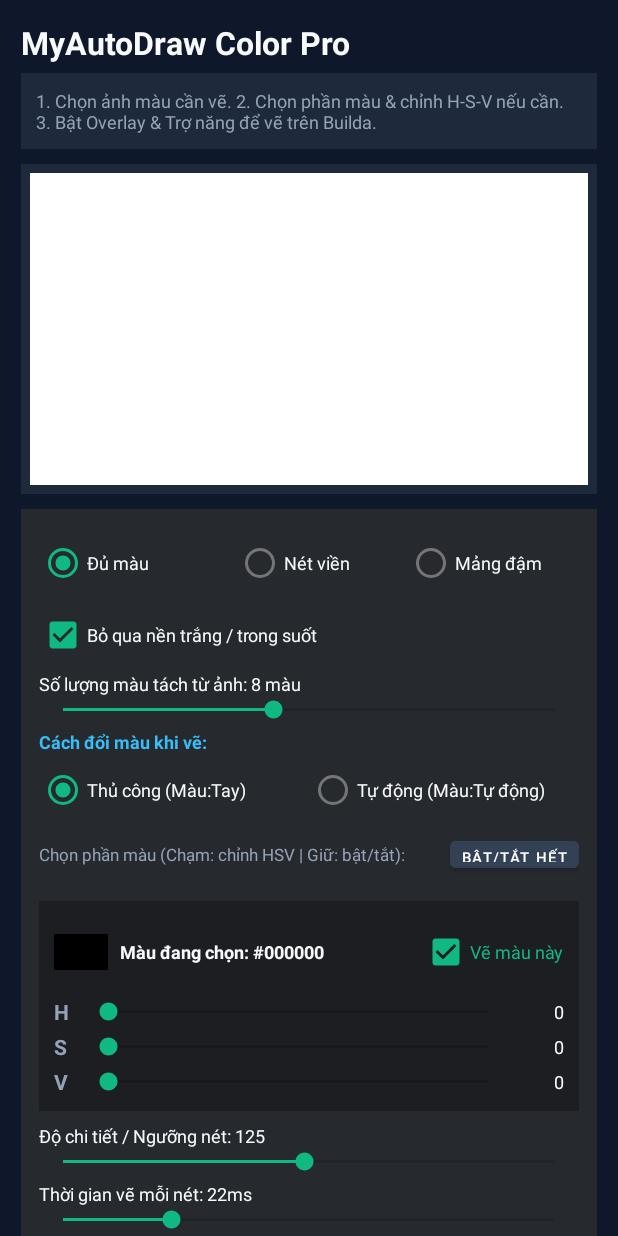
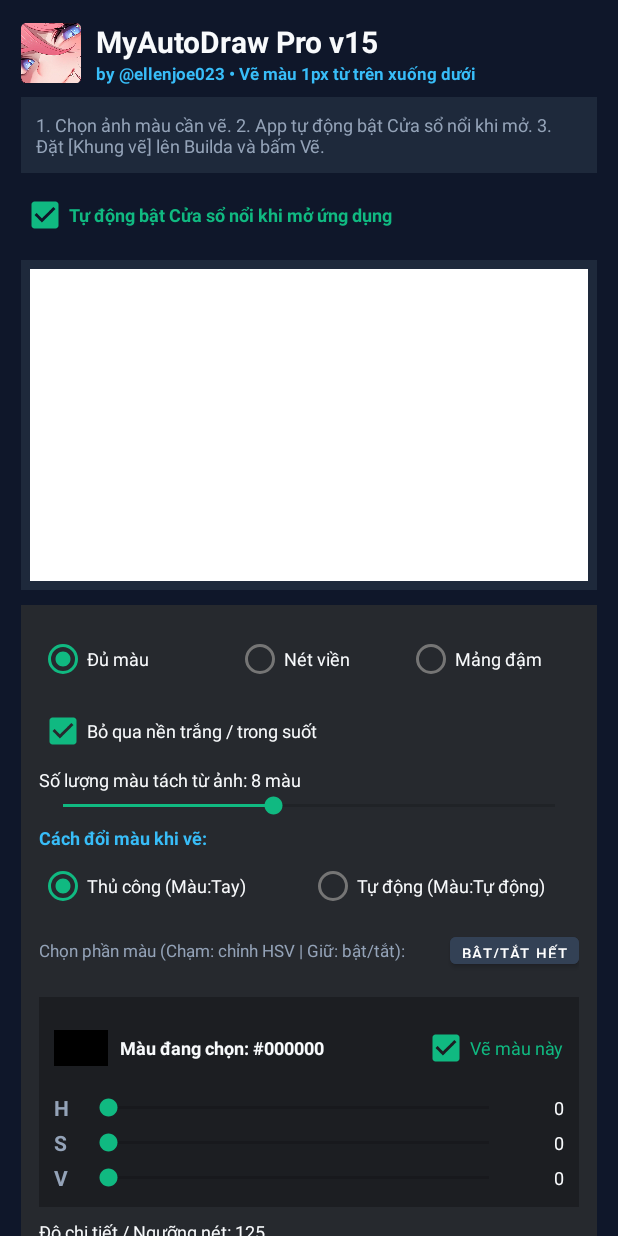
Before and after one commit to kaiMC098/AutoDraw-Pro-v15, an Android app: the screen it shows after launch (MainActivity), on a phone screen of 412 x 824 dp. Run offline under Robolectric (Android 15) with nearby library versions, the phone set to English and light mode, and no system bars; 2 statements that could not run were skipped.

Commit message:
Update activity_main.xml

```diff
--- a/app/src/main/res/layout/activity_main.xml
+++ b/app/src/main/res/layout/activity_main.xml
@@ -1,8 +1,15 @@
 <ScrollView xmlns:android="http://schemas.android.com/apk/res/android" android:layout_width="match_parent" android:layout_height="match_parent" android:background="@color/bgDark" android:fillViewport="true">
 <LinearLayout android:layout_width="match_parent" android:layout_height="wrap_content" android:orientation="vertical" android:padding="14dp">
-<TextView android:layout_width="wrap_content" android:layout_height="wrap_content" android:text="MyAutoDraw Color Pro" android:textColor="@color/textLight" android:textSize="21sp" android:textStyle="bold"/>
-<TextView android:id="@+id/txtInfo" android:layout_width="match_parent" android:layout_height="wrap_content" android:layout_marginTop="6dp" android:background="@color/cardDark" android:padding="10dp" android:text="1. Chọn ảnh màu cần vẽ. 2. Chọn phần màu &amp; chỉnh H-S-V nếu cần. 3. Bật Overlay &amp; Trợ năng để vẽ trên Builda." android:textColor="@color/textMuted" android:textSize="12sp"/>
-<FrameLayout android:layout_width="match_parent" android:layout_height="220dp" android:layout_marginTop="10dp" android:background="@color/cardDark" android:padding="6dp">
+<LinearLayout android:layout_width="match_parent" android:layout_height="wrap_content" android:gravity="center_vertical" android:orientation="horizontal">
+<ImageView android:layout_width="40dp" android:layout_height="40dp" android:contentDescription="App Avatar" android:src="@mipmap/ic_launcher_round"/>
+<LinearLayout android:layout_width="0dp" android:layout_height="wrap_content" android:layout_marginStart="10dp" android:layout_weight="1" android:orientation="vertical">
+<TextView android:layout_width="wrap_content" android:layout_height="wrap_content" android:text="MyAutoDraw Pro v15" android:textColor="@color/textLight" android:textSize="20sp" android:textStyle="bold"/>
+<TextView android:layout_width="wrap_content" android:layout_height="wrap_content" android:text="by @ellenjoe023 • Vẽ màu 1px từ trên xuống dưới" android:textColor="#38BDF8" android:textSize="11sp" android:textStyle="bold"/>
+</LinearLayout>
+</LinearLayout>
+<TextView android:id="@+id/txtInfo" android:layout_width="match_parent" android:layout_height="wrap_content" android:layout_marginTop="8dp" android:background="@color/cardDark" android:padding="10dp" android:text="1. Chọn ảnh màu cần vẽ. 2. App tự động bật Cửa sổ nổi khi mở. 3. Đặt [Khung vẽ] lên Builda và bấm Vẽ." android:textColor="@color/textMuted" android:textSize="12sp"/>
+<CheckBox android:id="@+id/cbAutoFloating" android:layout_width="match_parent" android:layout_height="wrap_content" android:layout_marginTop="4dp" android:checked="true" android:text="Tự động bật Cửa sổ nổi khi mở ứng dụng" android:textColor="#10B981" android:textSize="12sp" android:textStyle="bold"/>
+<FrameLayout android:layout_width="match_parent" android:layout_height="220dp" android:layout_marginTop="6dp" android:background="@color/cardDark" android:padding="6dp">
 <ImageView android:id="@+id/imgBackground" android:layout_width="match_parent" android:layout_height="match_parent" android:alpha="0.12" android:scaleType="centerCrop"/>
 <ImageView android:id="@+id/imgPreview" android:layout_width="match_parent" android:layout_height="match_parent" android:background="#FFFFFF" android:scaleType="fitCenter"/>
 </FrameLayout>
```
